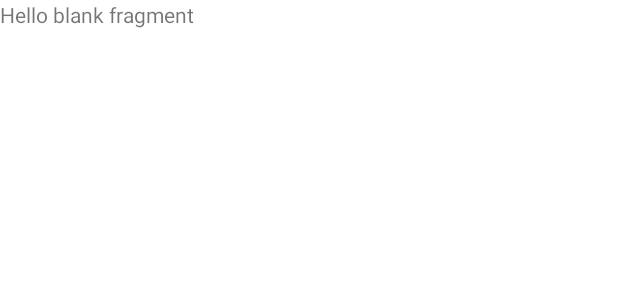
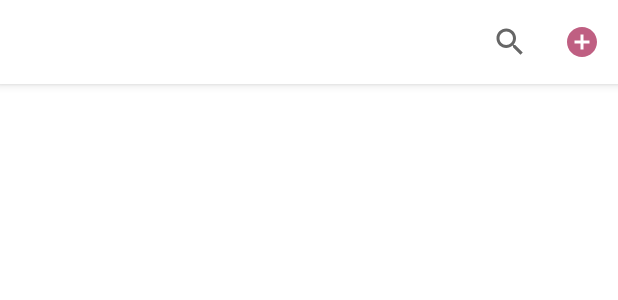
Before and after one commit to eormeno12/Miskiatty, an Android app: the layout fragment_products.xml on its own in the app's theme, with its tools: preview values and no code run, on a phone screen of 412 x 824 dp. Shown: the top 300 px of the screen. Run offline under Robolectric (Android 15) with nearby library versions, the phone set to English and light mode, and no system bars.

Commit message:
Product layout listo y solución de un error de implementación en el navigation del bottom nav.
- Collapsing Toolbar y recycler view.
- Solución de implementación del bottom navigation. (no se había colocado el id del fragment en el del icon)

```diff
--- a/app/src/main/java/com/listen/to/miskiatty/view/ui/fragments/ProductsFragment.kt
+++ b/app/src/main/java/com/listen/to/miskiatty/view/ui/clients/ClientsFragment.kt
@@ -1,4 +1,4 @@
-package com.listen.to.miskiatty.view.ui.fragments
+package com.listen.to.miskiatty.view.ui.clients
 
 import android.os.Bundle
 import androidx.fragment.app.Fragment
@@ -7,13 +7,13 @@ import android.view.View
 import android.view.ViewGroup
 import com.listen.to.miskiatty.R
 
-class ProductsFragment : Fragment() {
+class ClientsFragment : Fragment() {
 
     override fun onCreateView(
         inflater: LayoutInflater, container: ViewGroup?,
         savedInstanceState: Bundle?
     ): View? {
         // Inflate the layout for this fragment
-        return inflater.inflate(R.layout.fragment_products, container, false)
+        return inflater.inflate(R.layout.fragment_clients, container, false)
     }
 }
--- a/app/src/main/java/com/listen/to/miskiatty/view/ui/fragments/OrdersFragment.kt
+++ b/app/src/main/java/com/listen/to/miskiatty/view/ui/orders/OrdersFragment.kt
@@ -1,4 +1,4 @@
-package com.listen.to.miskiatty.view.ui.fragments
+package com.listen.to.miskiatty.view.ui.orders
 
 import android.os.Bundle
 import androidx.fragment.app.Fragment
--- a/app/src/main/java/com/listen/to/miskiatty/view/ui/fragments/StatisticsFragment.kt
+++ b/app/src/main/java/com/listen/to/miskiatty/view/ui/products/ProductsFragment.kt
@@ -1,4 +1,4 @@
-package com.listen.to.miskiatty.view.ui.fragments
+package com.listen.to.miskiatty.view.ui.products
 
 import android.os.Bundle
 import androidx.fragment.app.Fragment
@@ -7,13 +7,13 @@ import android.view.View
 import android.view.ViewGroup
 import com.listen.to.miskiatty.R
 
-class StatisticsFragment : Fragment() {
+class ProductsFragment : Fragment() {
 
     override fun onCreateView(
         inflater: LayoutInflater, container: ViewGroup?,
         savedInstanceState: Bundle?
     ): View? {
         // Inflate the layout for this fragment
-        return inflater.inflate(R.layout.fragment_statistics, container, false)
+        return inflater.inflate(R.layout.fragment_products, container, false)
     }
 }
--- a/app/src/main/java/com/listen/to/miskiatty/view/ui/fragments/ClientsFragment.kt
+++ b/app/src/main/java/com/listen/to/miskiatty/view/ui/statistics/StatisticsFragment.kt
@@ -1,4 +1,4 @@
-package com.listen.to.miskiatty.view.ui.fragments
+package com.listen.to.miskiatty.view.ui.statistics
 
 import android.os.Bundle
 import androidx.fragment.app.Fragment
@@ -7,13 +7,13 @@ import android.view.View
 import android.view.ViewGroup
 import com.listen.to.miskiatty.R
 
-class ClientsFragment : Fragment() {
+class StatisticsFragment : Fragment() {
 
     override fun onCreateView(
         inflater: LayoutInflater, container: ViewGroup?,
         savedInstanceState: Bundle?
     ): View? {
         // Inflate the layout for this fragment
-        return inflater.inflate(R.layout.fragment_clients, container, false)
+        return inflater.inflate(R.layout.fragment_statistics, container, false)
     }
 }
--- /dev/null
+++ b/app/src/main/res/drawable/ic_baseline_add_circle_24.xml
@@ -0,0 +1,10 @@
+<vector xmlns:android="http://schemas.android.com/apk/res/android"
+    android:width="24dp"
+    android:height="24dp"
+    android:viewportWidth="24"
+    android:viewportHeight="24"
+    android:tint="@color/colorPrimaryDark">
+  <path
+      android:fillColor="@android:color/white"
+      android:pathData="M12,2C6.48,2 2,6.48 2,12s4.48,10 10,10 10,-4.48 10,-10S17.52,2 12,2zM17,13h-4v4h-2v-4L7,13v-2h4L11,7h2v4h4v2z"/>
+</vector>
--- /dev/null
+++ b/app/src/main/res/drawable/ic_search_black_24dp.xml
@@ -0,0 +1,9 @@
+<vector xmlns:android="http://schemas.android.com/apk/res/android"
+        android:width="24dp"
+        android:height="24dp"
+        android:viewportWidth="24.0"
+        android:viewportHeight="24.0">
+    <path
+        android:fillColor="#FF000000"
+        android:pathData="M15.5,14h-0.79l-0.28,-0.27C15.41,12.59 16,11.11 16,9.5 16,5.91 13.09,3 9.5,3S3,5.91 3,9.5 5.91,16 9.5,16c1.61,0 3.09,-0.59 4.23,-1.57l0.27,0.28v0.79l5,4.99L20.49,19l-4.99,-5zM9.5,14C7.01,14 5,11.99 5,9.5S7.01,5 9.5,5 14,7.01 14,9.5 11.99,14 9.5,14z"/>
+</vector>
--- a/app/src/main/res/layout/activity_main.xml
+++ b/app/src/main/res/layout/activity_main.xml
@@ -14,7 +14,7 @@
 
         <fragment
             android:name="androidx.navigation.fragment.NavHostFragment"
-            android:id="@+id/fr_forAllFragments_main"
+            android:id="@+id/fr_navHost"
             android:layout_width="match_parent"
             android:layout_height="match_parent"
             app:layout_constraintBottom_toBottomOf="parent"
--- a/app/src/main/res/layout/fragment_products.xml
+++ b/app/src/main/res/layout/fragment_products.xml
@@ -3,12 +3,35 @@
     xmlns:tools="http://schemas.android.com/tools"
     android:layout_width="match_parent"
     android:layout_height="match_parent"
-    tools:context=".ProductsFragment">
+    xmlns:app="http://schemas.android.com/apk/res-auto">
 
-    <!-- TODO: Update blank fragment layout -->
-    <TextView
+    <androidx.coordinatorlayout.widget.CoordinatorLayout
         android:layout_width="match_parent"
-        android:layout_height="match_parent"
-        android:text="@string/hello_blank_fragment" />
+        android:layout_height="match_parent">
 
+       <com.google.android.material.appbar.AppBarLayout
+           android:layout_width="match_parent"
+           android:layout_height="wrap_content">
+
+           <com.google.android.material.appbar.CollapsingToolbarLayout
+               android:layout_width="match_parent"
+               android:layout_height="wrap_content"
+               android:elevation="8dp">
+
+               <androidx.appcompat.widget.Toolbar
+                   android:layout_width="match_parent"
+                   android:layout_height="?attr/actionBarSize"
+                   android:background="@color/white"
+                   style="@style/ThemeOverlay.MaterialComponents.Toolbar.Primary"
+                   app:menu="@menu/menu_products"/>
+
+           </com.google.android.material.appbar.CollapsingToolbarLayout>
+       </com.google.android.material.appbar.AppBarLayout>
+
+        <androidx.recyclerview.widget.RecyclerView
+            android:layout_width="match_parent"
+            android:layout_height="match_parent"
+            app:layout_behavior="com.google.android.material.appbar.AppBarLayout$ScrollingViewBehavior"/>
+
+    </androidx.coordinatorlayout.widget.CoordinatorLayout>
 </FrameLayout>
--- /dev/null
+++ b/app/src/main/res/layout/template_product.xml
@@ -0,0 +1,6 @@
+<?xml version="1.0" encoding="utf-8"?>
+<androidx.constraintlayout.widget.ConstraintLayout
+    xmlns:android="http://schemas.android.com/apk/res/android" android:layout_width="match_parent"
+    android:layout_height="match_parent">
+
+</androidx.constraintlayout.widget.ConstraintLayout>
--- /dev/null
+++ b/app/src/main/res/menu/menu_products.xml
@@ -0,0 +1,17 @@
+<?xml version="1.0" encoding="utf-8"?>
+<menu xmlns:app="http://schemas.android.com/apk/res-auto"
+    xmlns:android="http://schemas.android.com/apk/res/android">
+
+    <item
+        android:id="@+id/search_product"
+        android:icon="@drawable/ic_search_black_24dp"
+        android:title="Buscar"
+        app:actionViewClass="android.widget.SearchView"
+        app:showAsAction="ifRoom"/>
+
+    <item
+        android:id="@+id/add_product"
+        android:title="Añadir"
+        android:icon="@drawable/ic_baseline_add_circle_24"
+        app:showAsAction="ifRoom"/>
+</menu>
```
Also changed, not shown: app/src/main/java/com/listen/to/miskiatty/view/ui/activities/MainActivity.kt (+6 -6 lines), app/src/main/res/menu/menu_bottom_navigation.xml (+12 -4 lines), app/src/main/res/navigation/main_navigation.xml (+13 -13 lines).
